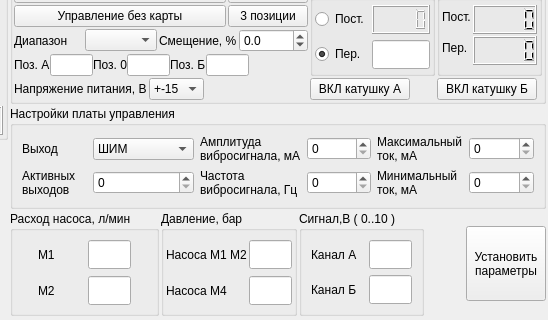
Before: the Qt Designer form manual_control.ui in firef0xff/SSHGS01, drawn with Qt 5; both pictures show x 377 to 925 and y 457 to 777 of the 925 by 777 pixel window.
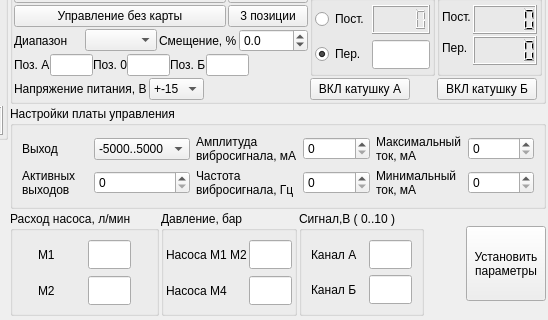
After: the same form once the commit is applied.

Diff of the .ui file:
```diff
--- a/manual_control.ui
+++ b/manual_control.ui
@@ -2057,12 +2057,12 @@
          <widget class="QComboBox" name="OutputType">
           <item>
            <property name="text">
-            <string>ШИМ</string>
+            <string>-5000..5000</string>
            </property>
           </item>
           <item>
            <property name="text">
-            <string>Сглаженный</string>
+            <string>-200..200</string>
            </property>
           </item>
          </widget>
```
